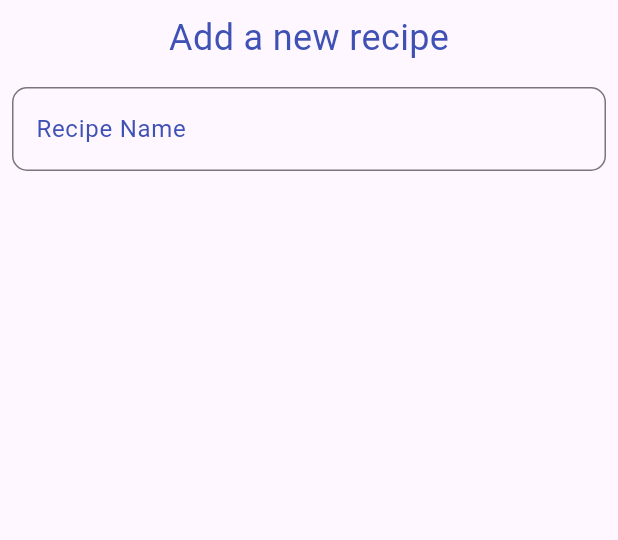
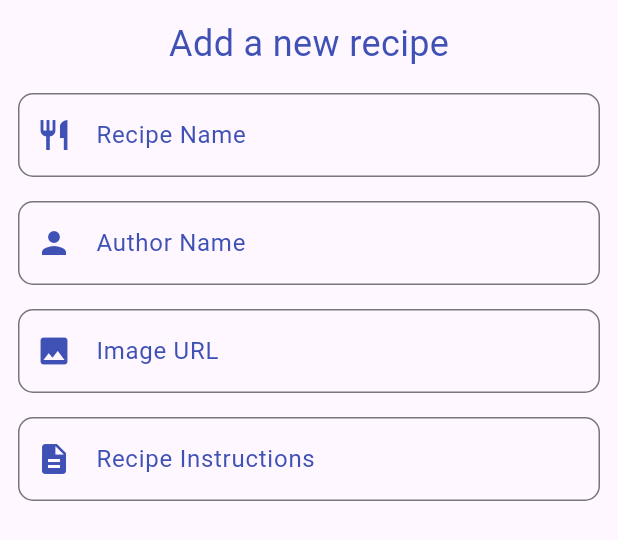
Before and after one commit to RickyBv1/recipe_book_flutter, a Flutter app: the RecipeForm widget shown alone on an empty page, opened directly, on a phone screen of 412 x 824 dp. Shown: the top 540 px of the screen. Run offline on Flutter 3.47's test engine with Material 3 defaults, Android fonts, the light colour scheme and no system bars; network calls fail.

Commit message:
Enhance RecipeForm in HomeScreen by adding new fields for Author Name, Image URL, and Recipe Instructions; update padding and modal height for improved layout.

```diff
--- a/lib/screens/home_screen.dart
+++ b/lib/screens/home_screen.dart
@@ -21,10 +21,11 @@ class HomeScreen extends StatelessWidget {
 
   Future<void> _showButton(BuildContext context) {
     return showModalBottomSheet(
+      isScrollControlled: true,
       context: context,
       builder: (context) => Container(
         width: MediaQuery.of(context).size.width,
-        height: 500,
+        height: 600,
         color: Colors.white,
         child: RecipeForm(),
       ),
@@ -80,7 +81,7 @@ class RecipeForm extends StatelessWidget {
   @override
   Widget build(BuildContext context) {
     return Padding(
-      padding: const EdgeInsets.all(8.0),
+      padding: const EdgeInsets.all(12.0),
       child: Form(
         //key: _formKey,
         child: Column(
@@ -91,14 +92,32 @@ class RecipeForm extends StatelessWidget {
               style: TextStyle(color: Colors.indigo, fontSize: 24),
             ),
             SizedBox(height: 16),
-            _buildTextField(label: 'Recipe Name'),
+            _buildTextField(
+              label: 'Recipe Name',
+              prefixIcon: Icon(Icons.restaurant, color: Colors.indigo),
+            ),
+            SizedBox(height: 16),
+            _buildTextField(
+              label: 'Author Name',
+              prefixIcon: Icon(Icons.person, color: Colors.indigo),
+            ),
+            SizedBox(height: 16),
+            _buildTextField(
+              label: 'Image URL',
+              prefixIcon: Icon(Icons.image, color: Colors.indigo),
+            ),
+            SizedBox(height: 16),
+            _buildTextField(
+              label: 'Recipe Instructions',
+              prefixIcon: Icon(Icons.description, color: Colors.indigo),
+            ),
           ],
         ),
       ),
     );
   }
 
-  Widget _buildTextField({required String label}) {
+  Widget _buildTextField({required String label, required Icon prefixIcon}) {
     return TextFormField(
       decoration: InputDecoration(
         labelText: label,
@@ -108,6 +127,7 @@ class RecipeForm extends StatelessWidget {
           borderSide: BorderSide(color: Colors.indigo, width: 1),
           borderRadius: BorderRadius.circular(10),
         ),
+        prefixIcon: prefixIcon,
       ),
     );
   }
```
